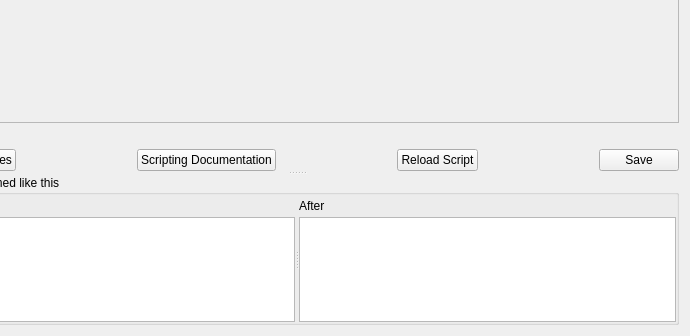
This is ui/scripteditor.ui in metabrainz/picard as Qt 5 draws it before an edit; both pictures show x 97 to 787 and y 393 to 729 of the 787 by 729 pixel window. The edited form follows.
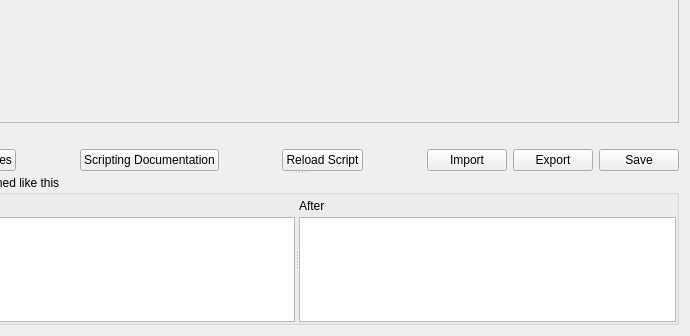
This is the edited form. Custom widgets are drawn as their Qt base class.

Commit message: Add options to export to / import from a text file

The edit to the form file:
```diff
--- a/ui/scripteditor.ui
+++ b/ui/scripteditor.ui
@@ -258,6 +258,26 @@
            </property>
           </spacer>
          </item>
+         <item>
+          <widget class="QPushButton" name="import_script">
+           <property name="toolTip">
+            <string>Import a file to replace the current script</string>
+           </property>
+           <property name="text">
+            <string>Import</string>
+           </property>
+          </widget>
+         </item>
+         <item>
+          <widget class="QPushButton" name="export_script">
+           <property name="toolTip">
+            <string>Export the current script to a file</string>
+           </property>
+           <property name="text">
+            <string>Export</string>
+           </property>
+          </widget>
+         </item>
          <item>
           <widget class="QPushButton" name="file_naming_editor_save">
            <property name="toolTip">
```
The commit also changes 2 other files.
